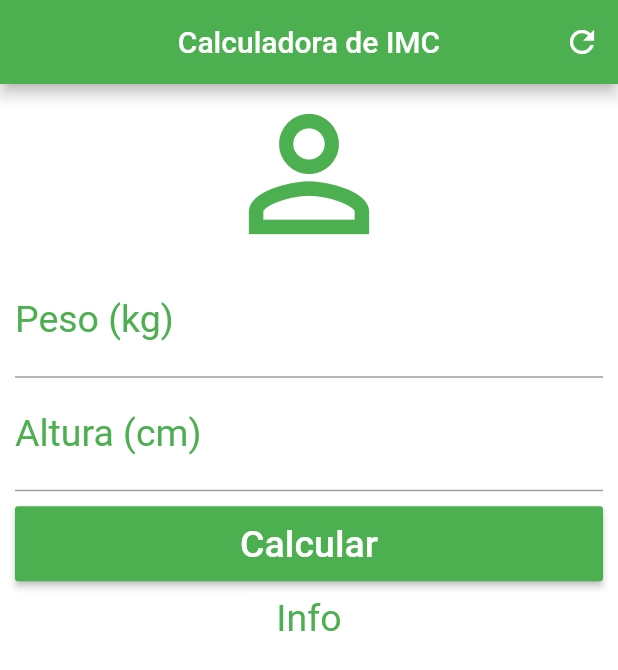
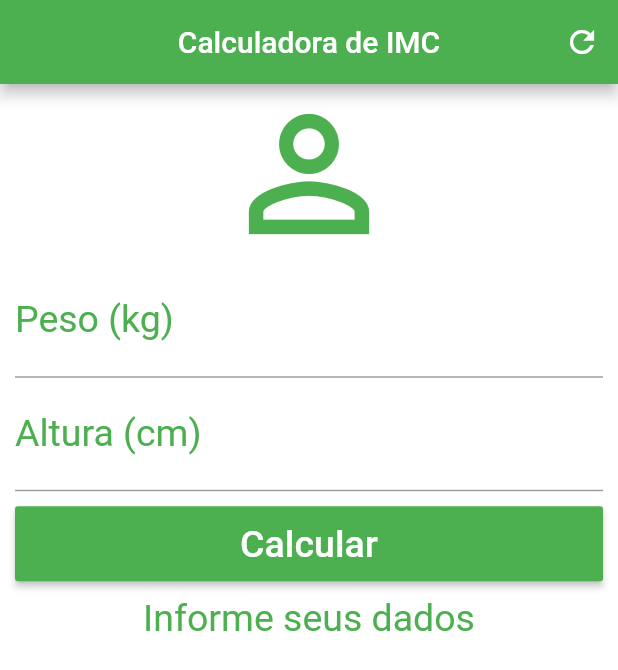
Before and after one commit to iurylippo/imc_calculator_flutterApp, a Flutter app: the screen it shows after launch, after a tap on "Calcular", on a phone screen of 412 x 824 dp. Shown: the top 670 px of the screen. Run offline on Flutter 3.47's test engine with Material 2 defaults, Android fonts, the phone set to English and light mode, and no system bars.

Commit message:
add the imc calculator function

```diff
--- a/lib/main.dart
+++ b/lib/main.dart
@@ -12,6 +12,39 @@ class Home extends StatefulWidget {
 }
 
 class _HomeState extends State<Home> {
+  TextEditingController weightController = TextEditingController();
+  TextEditingController heightController = TextEditingController();
+
+  String _info = "Informe seus dados";
+
+  void _resetFilds() {
+    weightController.text = "";
+    heightController.text = "";
+    _info = "Informe seus dados";
+  }
+
+  void _calculate() {
+    setState(() {
+      double weight = double.parse(weightController.text);
+      double height = double.parse(heightController.text) / 100;
+      double imc = weight / (height * height);
+      print(imc);
+      if (imc < 18.6) {
+        _info = "Abaixo do Peso (${imc.toStringAsPrecision(3)})";
+      } else if (imc >= 18.6 && imc < 24.9) {
+        _info = "Peso ideal (${imc.toStringAsPrecision(3)})";
+      } else if (imc >= 24.9 && imc < 29.9) {
+        _info = "Levemente Acima do Peso (${imc.toStringAsPrecision(3)})";
+      } else if (imc >= 29.9 && imc < 34.9) {
+        _info = "Obesidade Grau I (${imc.toStringAsPrecision(3)})";
+      } else if (imc >= 34.9 && imc < 39.9) {
+        _info = "Obesidade Grau II (${imc.toStringAsPrecision(3)})";
+      } else if (imc >= 40) {
+        _info = "Obesidade Grau III (${imc.toStringAsPrecision(3)})";
+      }
+    });
+  }
+
   @override
   Widget build(BuildContext context) {
     return Scaffold(
@@ -22,7 +55,7 @@ class _HomeState extends State<Home> {
         actions: <Widget>[
           IconButton(
             icon: Icon(Icons.refresh),
-            onPressed: () {},
+            onPressed: _resetFilds,
           )
         ],
       ),
@@ -44,6 +77,7 @@ class _HomeState extends State<Home> {
                   labelStyle: TextStyle(color: Colors.green)),
               textAlign: TextAlign.center,
               style: TextStyle(color: Colors.green, fontSize: 25.0),
+              controller: weightController,
             ),
             TextField(
               keyboardType: TextInputType.number,
@@ -52,13 +86,14 @@ class _HomeState extends State<Home> {
                   labelStyle: TextStyle(color: Colors.green)),
               textAlign: TextAlign.center,
               style: TextStyle(color: Colors.green, fontSize: 25.0),
+              controller: heightController,
             ),
             Padding(
               padding: EdgeInsets.only(top: 10.0, bottom: 10.0),
               child: Container(
                 height: 50.0,
                 child: RaisedButton(
-                  onPressed: () {},
+                  onPressed: _calculate,
                   child: Text("Calcular",
                       style: TextStyle(color: Colors.white, fontSize: 25.0)),
                   color: Colors.green,
@@ -66,7 +101,7 @@ class _HomeState extends State<Home> {
               ),
             ),
             Text(
-              "Info",
+              _info,
               textAlign: TextAlign.center,
               style: TextStyle(color: Colors.green, fontSize: 25.0),
             )
```
